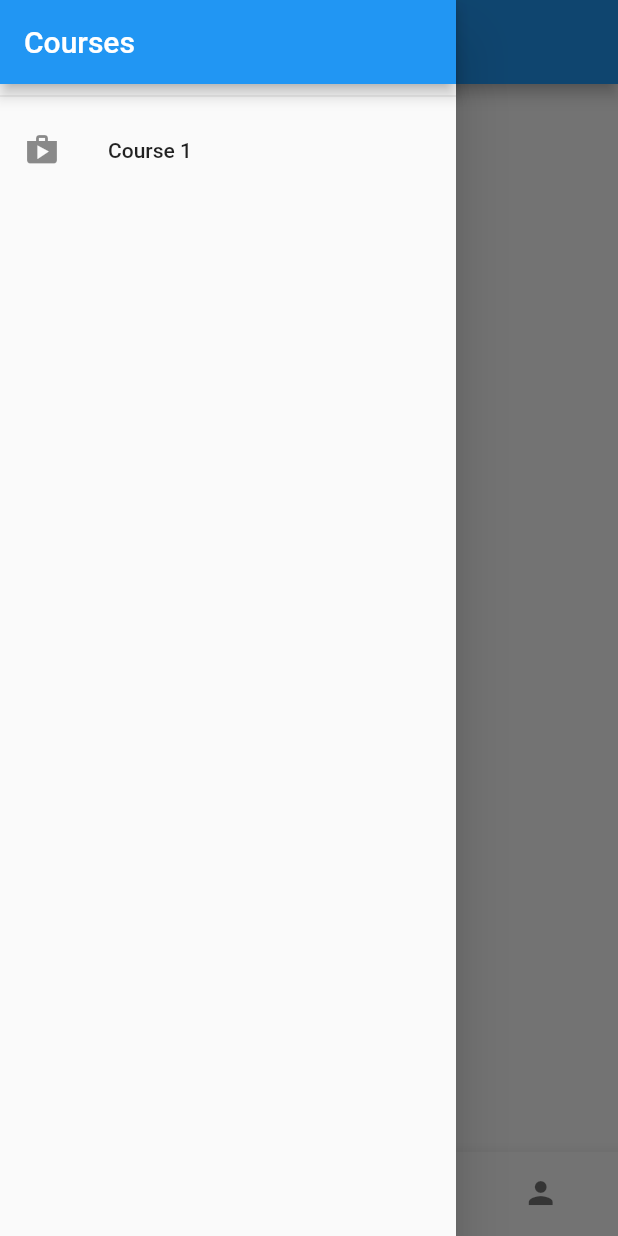
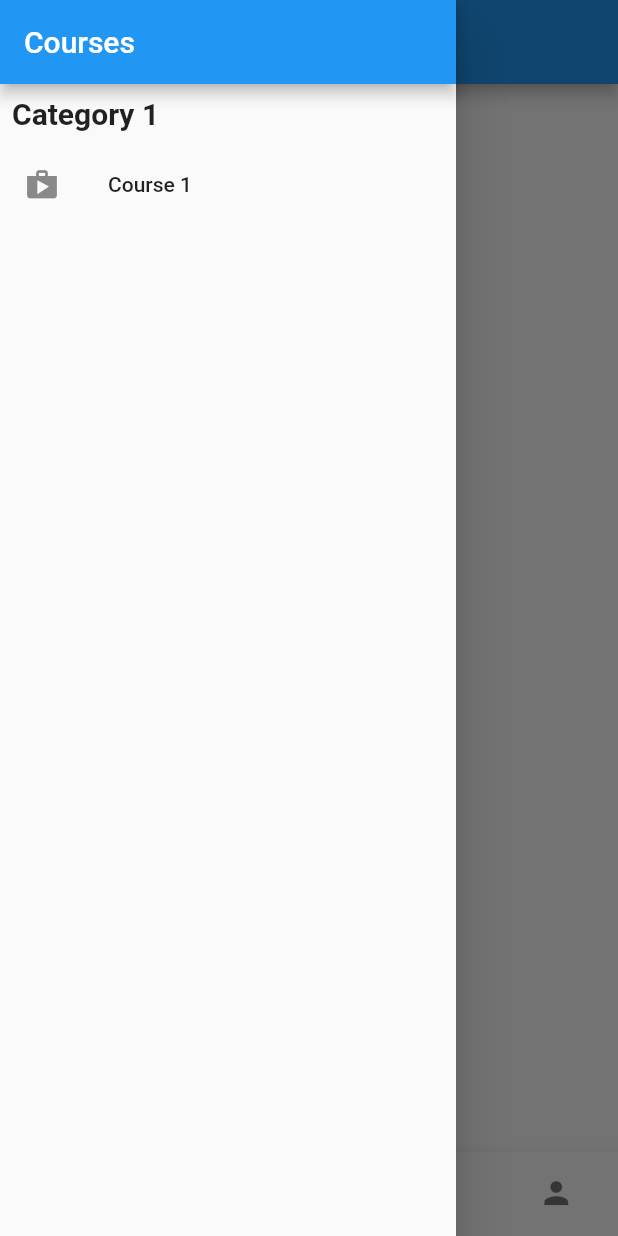
Before and after one commit to InnoSWP/ReusEdAppG7, a Flutter app: the MainNavigation screen opened directly, item 3 of the bottom bar chosen, with the side drawer open, on a phone screen of 412 x 824 dp. Run offline on Flutter 3.47's test engine with Material 2 defaults, Android fonts, the phone set to English and light mode, and no system bars; our stand-ins replace cloud_firestore, firebase_auth, firebase_core; accounts and stored records are empty.

Commit message:
init branch commit

```diff
--- a/reused_flutter/lib/main_nav.dart
+++ b/reused_flutter/lib/main_nav.dart
@@ -1,5 +1,7 @@
 import 'package:flutter/material.dart';
+import 'package:reused_flutter/screens/chat/main_screen.dart';
 import 'package:reused_flutter/screens/dashboard/main_screen.dart';
+import 'package:reused_flutter/screens/forum/main_screen.dart';
 import 'package:reused_flutter/screens/social/main_screen.dart';
 import 'package:reused_flutter/screens/profile/main_screen.dart';
 import 'package:reused_flutter/screens/shop/main_screen.dart';
@@ -16,8 +18,10 @@ class _MainNavigationState extends State<MainNavigation> {
   int _selectedIndex = 0;
 
   final List<Widget> _screens = [
-    const DashboardMainScreen(),
-    const SocialMainScreen(),
+    const ChatsMainScreen(),
+    // const DashboardMainScreen(),
+    const ForumMainScreen(),
+    const ChatsMainScreen(),
     const ShopMainScreen(),
     const ProfileMainScreen(),
   ];
@@ -30,39 +34,41 @@ class _MainNavigationState extends State<MainNavigation> {
         return AppBar(title: const Text("Dashboard"));
       case 1:
         return AppBar(
-          title: const Text("Social"),
-          actions: [
-            TextButton(
-              onPressed: () {
-                setState(() {
-                  if (!_forumActive) _forumActive = true;
-                });
-              },
-              child: Text("Forum",
-                  style: TextStyle(
-                    color: Colors.white,
-                    fontSize: _forumActive ? 18 : 16,
-                    fontWeight: _forumActive ? FontWeight.bold : null,
-                  )),
-            ),
-            TextButton(
-              onPressed: () {
-                setState(() {
-                  if (_forumActive) _forumActive = false;
-                });
-              },
-              child: Text("Leaderboard",
-                  style: TextStyle(
-                    color: Colors.white,
-                    fontSize: _forumActive ? 16 : 18,
-                    fontWeight: _forumActive ? null : FontWeight.bold,
-                  )),
-            ),
-          ],
+          title: const Text("Forum"),
+          // actions: [
+          //   TextButton(
+          //     onPressed: () {
+          //       setState(() {
+          //         if (!_forumActive) _forumActive = true;
+          //       });
+          //     },
+          //     child: Text("Forum",
+          //         style: TextStyle(
+          //           color: Colors.white,
+          //           fontSize: _forumActive ? 18 : 16,
+          //           fontWeight: _forumActive ? FontWeight.bold : null,
+          //         )),
+          //   ),
+          //   TextButton(
+          //     onPressed: () {
+          //       setState(() {
+          //         if (_forumActive) _forumActive = false;
+          //       });
+          //     },
+          //     child: Text("Leaderboard",
+          //         style: TextStyle(
+          //           color: Colors.white,
+          //           fontSize: _forumActive ? 16 : 18,
+          //           fontWeight: _forumActive ? null : FontWeight.bold,
+          //         )),
+          //   ),
+          // ],
         );
       case 2:
+        return AppBar(title: const Text("Chats"));
+      case 3:
         return AppBar(title: const Text("Shop"));
-      case 3:
+      case 4:
         return AppBar(
           title: const Text("Profile"),
           actions: [
@@ -93,8 +99,12 @@ class _MainNavigationState extends State<MainNavigation> {
             label: 'Dashboard',
           ),
           BottomNavigationBarItem(
+            icon: Icon(Icons.forum),
+            label: 'Forum',
+          ),
+          BottomNavigationBarItem(
             icon: Icon(Icons.chat),
-            label: 'Social',
+            label: 'Chat',
           ),
           BottomNavigationBarItem(
             icon: Icon(Icons.shopping_cart),
--- /dev/null
+++ b/reused_flutter/lib/providers/auth_provider.dart
@@ -0,0 +1,11 @@
+import 'package:firebase_auth/firebase_auth.dart';
+import 'package:flutter/foundation.dart';
+
+class AuthProvider extends ChangeNotifier {
+  AuthProvider();
+
+  FirebaseAuth getAuthInfo() {
+    var user = FirebaseAuth.instance;
+    return user;
+  }
+}
--- /dev/null
+++ b/reused_flutter/lib/screens/chat/main_screen.dart
@@ -0,0 +1,44 @@
+import 'dart:convert';
+
+import 'package:cloud_firestore/cloud_firestore.dart';
+import 'package:flutter/material.dart';
+import 'package:provider/provider.dart';
+import 'package:reused_flutter/providers/auth_provider.dart';
+
+class ChatsMainScreen extends StatelessWidget {
+  static const routeName = "/chats";
+  const ChatsMainScreen({Key? key}) : super(key: key);
+
+  void _allUsers() async {
+    var _allUsers = await FirebaseFirestore.instance.collection('users').get();
+    // if (_allUsers.docs.contains(username)) {
+    //   print('hello');
+    // }
+    print('???');
+    print(_allUsers.docs.map(
+      (e) => e.id
+    ));
+  }
+
+  @override
+  Widget build(BuildContext context) {
+    final _userData =
+        Provider.of<AuthProvider>(context).getAuthInfo().currentUser;
+    // _allUsers();
+    // print(_userData.)
+    return ElevatedButton(
+      onPressed: () {},
+      child: const Text("Create chat"),
+    );
+  }
+}
+
+class ChatCard extends StatelessWidget {
+  const ChatCard({Key? key}) : super(key: key);
+
+  @override
+  Widget build(BuildContext context) {
+    // print(_userData.currentUser!.uid);
+    return Container();
+  }
+}
--- a/reused_flutter/lib/widgets/app_drawer.dart
+++ b/reused_flutter/lib/widgets/app_drawer.dart
@@ -5,12 +5,16 @@ class AppDrawer extends StatelessWidget {
   Widget build(BuildContext context) {
     return Drawer(
       child: Column(
+        crossAxisAlignment: CrossAxisAlignment.start,
         children: [
           AppBar(
             title: const Text("Courses"),
             automaticallyImplyLeading: false,
           ),
-          const Divider(),
+          const Padding(
+            padding: EdgeInsets.all(8.0),
+            child: Text('Category 1', style: TextStyle(fontSize: 20, fontWeight: FontWeight.w600)),
+          ),
           ListTile(
             leading: const Icon(Icons.shop),
             title: const Text("Course 1"),
```
Also changed, not shown: reused_flutter/lib/main.dart (+25 -17 lines), reused_flutter/lib/screens/forum/main_screen.dart (added, +15 -0 lines), reused_flutter/lib/screens/login/main_screen.dart (+17 -9 lines), reused_flutter/pubspec.lock.
